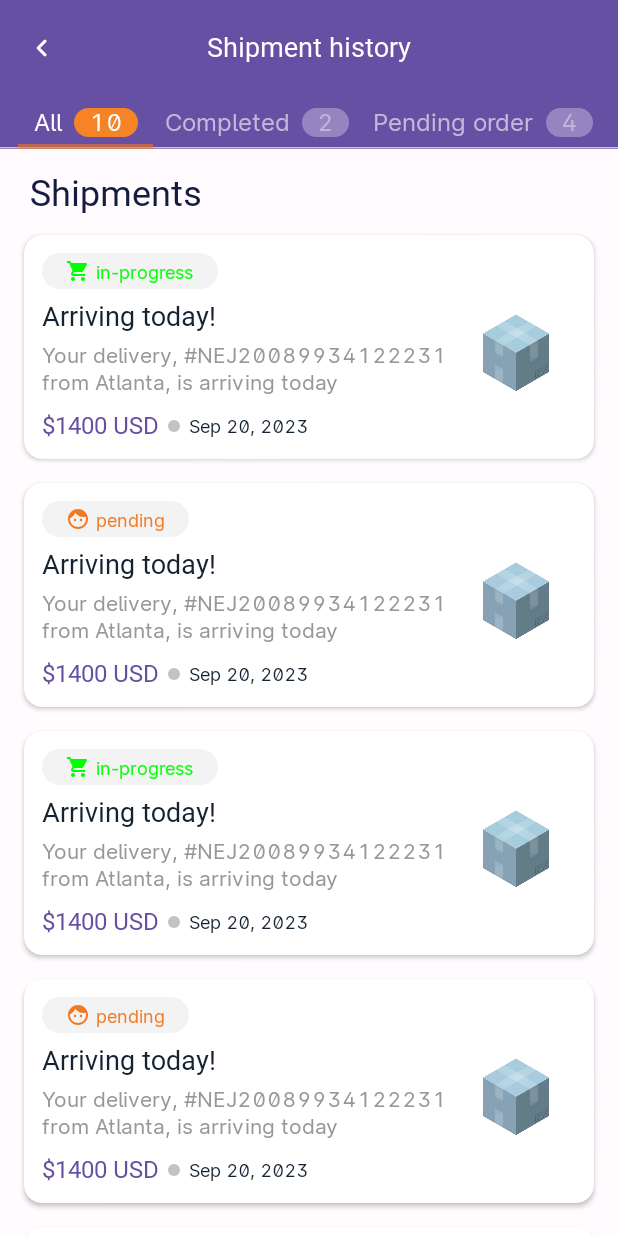
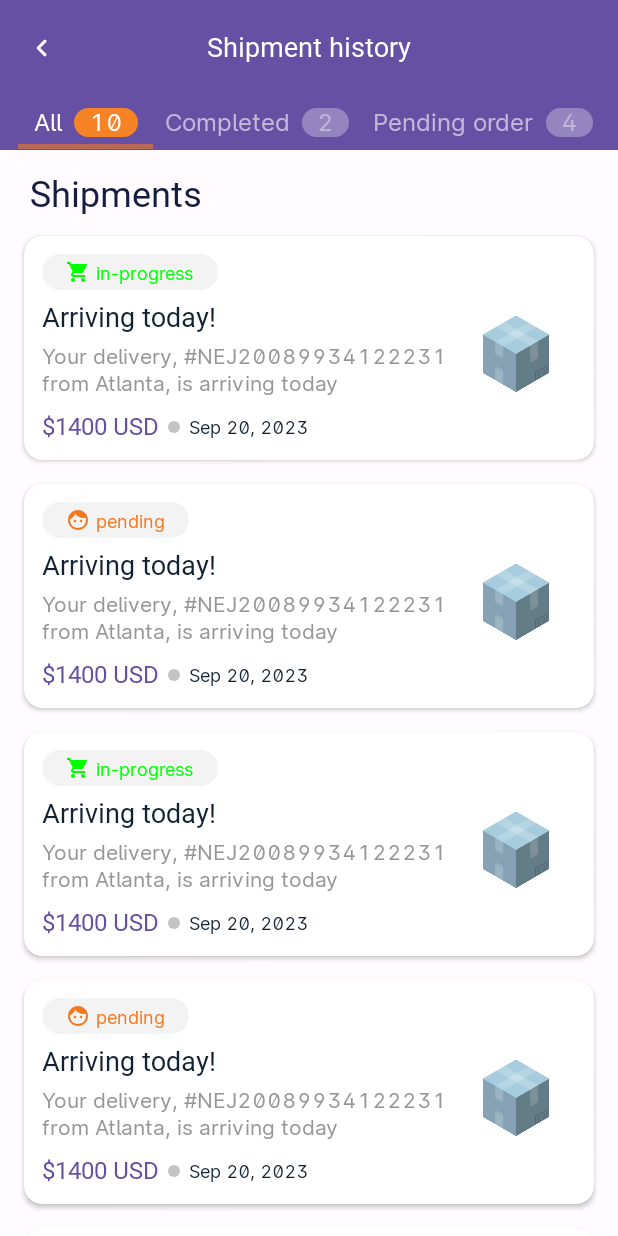
Before and after one commit to timkwali/Move_mate, an Android app built with Jetpack Compose: the ShipmentScreen screen opened through its navigation route, on a phone screen of 412 x 824 dp. Run offline under Robolectric (Android 15) with nearby library versions, the phone set to English and light mode, and no system bars; Roboto replaces fonts that are not available here.

Commit message:
refactor calculate top bar

```diff
--- a/app/src/main/java/com/timkwali/shipmentapp/BottomNavGraph.kt
+++ b/app/src/main/java/com/timkwali/shipmentapp/BottomNavGraph.kt
@@ -32,12 +32,12 @@
         }
 
         composable(route = BottomBarScreen.Search.route) {
-            SearchScreen(navController = navController, onBack = {  })
+            SearchScreen(navController = navController, onBack = { showBottomBar(true) })
             showBottomBar(false)
         }
 
         composable(route = BottomBarScreen.Calculate.route) {
-            CalculateScreen(navController = navController)
+            CalculateScreen(navController = navController, onBackClick = { showBottomBar(true) })
             showBottomBar(false)
         }
 
--- a/app/src/main/java/com/timkwali/shipmentapp/TitledAppBar.kt
+++ b/app/src/main/java/com/timkwali/shipmentapp/TitledAppBar.kt
@@ -3,6 +3,7 @@
 import androidx.compose.animation.AnimatedVisibility
 import androidx.compose.animation.core.LinearOutSlowInEasing
 import androidx.compose.animation.core.animateDpAsState
+import androidx.compose.animation.core.animateFloatAsState
 import androidx.compose.animation.core.tween
 import androidx.compose.animation.fadeIn
 import androidx.compose.animation.fadeOut
@@ -10,7 +11,12 @@
 import androidx.compose.animation.slideInVertically
 import androidx.compose.animation.slideOutHorizontally
 import androidx.compose.animation.slideOutVertically
+import androidx.compose.foundation.background
+import androidx.compose.foundation.layout.Column
+import androidx.compose.foundation.layout.Row
+import androidx.compose.foundation.layout.fillMaxWidth
 import androidx.compose.foundation.layout.height
+import androidx.compose.foundation.layout.padding
 import androidx.compose.material.icons.Icons
 import androidx.compose.material.icons.rounded.KeyboardArrowLeft
 import androidx.compose.material3.CenterAlignedTopAppBar
@@ -27,6 +33,8 @@
 import androidx.compose.runtime.remember
 import androidx.compose.runtime.setValue
 import androidx.compose.ui.Modifier
+import androidx.compose.ui.draw.drawBehind
+import androidx.compose.ui.geometry.Size
 import androidx.compose.ui.graphics.Color
 import androidx.compose.ui.text.font.FontWeight
 import androidx.compose.ui.tooling.preview.Preview
@@ -34,6 +42,7 @@
 import androidx.compose.ui.unit.dp
 import androidx.compose.ui.unit.sp
 import com.timkwali.shipmentapp.ui.features.shipment.CustomTabRow
+import com.timkwali.shipmentapp.ui.theme.Purple40
 
 @OptIn(ExperimentalMaterial3Api::class)
 @Composable
@@ -42,28 +51,18 @@
     animateTopBar: Boolean,
     onBackClick: ()-> Unit
 ) {
-    var animateAppBar by remember { mutableStateOf(false) }
-    val appBarHeight: Dp by animateDpAsState(
-        targetValue = if (animateAppBar) 55.dp else 185.dp,
-        animationSpec = tween(durationMillis = 500, easing = LinearOutSlowInEasing), label = "appBarHeight"
-    )
-
-    LaunchedEffect(key1 = "") {
-        animateAppBar = true
-    }
 
     CenterAlignedTopAppBar(
-//        modifier = Modifier.height(appBarHeight),
         title = {
         AnimatedVisibility(
             visible = animateTopBar,
             enter = slideInVertically(
                 initialOffsetY = { h -> h },
-                animationSpec = tween(durationMillis = 500)
+                animationSpec = tween(durationMillis = 1000)
             ) + fadeIn(
-                tween(500),
+                tween(1000),
             ),
-            exit = slideOutVertically(tween(durationMillis = 500)) + fadeOut(tween(500))
+            exit = slideOutVertically(tween(durationMillis = 1000)) + fadeOut(tween(1000))
         ) {
             Text(
                 text = title,
@@ -76,11 +75,11 @@
             visible = animateTopBar,
             enter = slideInHorizontally(
                 initialOffsetX = { w -> -w },
-                animationSpec = tween(durationMillis = 500)
+                animationSpec = tween(durationMillis = 1000)
             ) + fadeIn(
-                tween(500),
+                tween(1000),
             ),
-            exit = slideOutHorizontally(tween(durationMillis = 500)) + fadeOut(tween(500))
+            exit = slideOutHorizontally(tween(durationMillis = 1000)) + fadeOut(tween(1000))
         ) {
             IconButton(onClick = onBackClick) {
                 Icon(
--- a/app/src/main/java/com/timkwali/shipmentapp/ui/features/calculate/CalculateScreen.kt
+++ b/app/src/main/java/com/timkwali/shipmentapp/ui/features/calculate/CalculateScreen.kt
@@ -2,6 +2,7 @@
 
 import androidx.compose.animation.AnimatedVisibility
 import androidx.compose.animation.core.LinearOutSlowInEasing
+import androidx.compose.animation.core.animateDpAsState
 import androidx.compose.animation.core.tween
 import androidx.compose.animation.fadeIn
 import androidx.compose.animation.fadeOut
@@ -49,11 +50,14 @@
 import androidx.compose.ui.Alignment
 import androidx.compose.ui.Modifier
 import androidx.compose.ui.draw.clip
+import androidx.compose.ui.draw.drawBehind
 import androidx.compose.ui.draw.rotate
 import androidx.compose.ui.draw.shadow
+import androidx.compose.ui.geometry.Size
 import androidx.compose.ui.graphics.Color
 import androidx.compose.ui.res.painterResource
 import androidx.compose.ui.text.font.FontWeight
+import androidx.compose.ui.unit.Dp
 import androidx.compose.ui.unit.LayoutDirection
 import androidx.compose.ui.unit.dp
 import androidx.navigation.NavController
@@ -62,6 +66,7 @@
 import com.timkwali.shipmentapp.BottomBarScreen
 import com.timkwali.shipmentapp.R
 import com.timkwali.shipmentapp.ui.theme.DarkBlue
+import com.timkwali.shipmentapp.ui.theme.Purple40
 import com.timkwali.shipmentapp.ui.theme.grey
 import com.timkwali.shipmentapp.ui.theme.transparent
 import com.timkwali.shipmentapp.ui.utils.ContentAnimatedVisibility
@@ -70,7 +75,8 @@
 fun CalculateScreen(
     modifier: Modifier = Modifier,
     viewModel: CalculateViewModel = viewModel(),
-    navController: NavController
+    navController: NavController,
+    onBackClick: () -> Unit
 ) {
     var animateTopBar by remember { mutableStateOf(false) }
 
@@ -105,9 +111,21 @@
     navController: NavController,
     animateWholeBody: Boolean
 ) {
+    val topBarBgHeight: Dp by animateDpAsState(
+        targetValue = if (animateWholeBody) 0.dp else 185.dp,
+        animationSpec = tween(durationMillis = 1000, easing = LinearOutSlowInEasing), label = "tabBarYOffset"
+    )
+
     Column(
         Modifier.fillMaxHeight(),
     ) {
+        Box(
+            modifier = Modifier
+                .fillMaxWidth()
+                .background(color = MaterialTheme.colorScheme.primary)
+                .height(topBarBgHeight)
+        )
+
         AnimatedVisibility(
             visible = animateWholeBody,
             enter = slideInVertically(
@@ -168,7 +186,9 @@
                                 Icon(
                                     painter = painterResource(id = R.drawable.ic_panel),
                                     contentDescription = "",
-                                    modifier = Modifier.padding(horizontal = 8.dp).rotate(180f),
+                                    modifier = Modifier
+                                        .padding(horizontal = 8.dp)
+                                        .rotate(180f),
                                     tint = Color.Gray
                                 )
                             },
--- a/app/src/main/java/com/timkwali/shipmentapp/ui/features/home/AvailableVehiclsesSection.kt
+++ b/app/src/main/java/com/timkwali/shipmentapp/ui/features/home/AvailableVehiclsesSection.kt
@@ -121,6 +121,8 @@
                         contentDescription = "freight image",
                         modifier = Modifier
                             .fillMaxSize()
+                            .offset(x = 40.dp)
+                            .scale(1.5f)
                     )
                 }
             }
--- a/app/src/main/java/com/timkwali/shipmentapp/ui/features/home/HomeScreen.kt
+++ b/app/src/main/java/com/timkwali/shipmentapp/ui/features/home/HomeScreen.kt
@@ -17,6 +17,7 @@
 import androidx.navigation.NavController
 import androidx.navigation.NavHostController
 import com.timkwali.shipmentapp.BottomBarScreen
+import com.timkwali.shipmentapp.ui.features.calculate.CalculateScreen
 import com.timkwali.shipmentapp.ui.theme.DirtyWhite
 import com.timkwali.shipmentapp.ui.utils.AppBarAnimatedVisibility
 import com.timkwali.shipmentapp.ui.utils.ContentAnimatedVisibility
@@ -38,22 +39,23 @@
             isAppBarVisible = !isAppBarVisible
         }
 
-        var containerState by remember { mutableStateOf(ContainerState.SEARCH) }
+        var containerState by remember { mutableStateOf(ContainerState.HOME) }
         AnimatedContent(
             modifier = modifier,
             targetState = containerState,
             label = "container transform",
         ) { state ->
             when (state) {
-                ContainerState.SEARCH -> AppBarAnimatedVisibility(visibility = isAppBarVisible) {
+                ContainerState.HOME -> AppBarAnimatedVisibility(visibility = isAppBarVisible) {
                     TopSection(
                         onSearchClick = {
                             containerState = ContainerState.HOME
                             navController.navigate(BottomBarScreen.Search.route)
-                         }
+                        }
                     )
                 }
-                ContainerState.HOME -> SearchScreen(
+
+                ContainerState.SEARCH -> SearchScreen(
                     navController = navController,
                     onBack = {
                         containerState = ContainerState.SEARCH
@@ -62,6 +64,7 @@
                 )
             }
         }
+
 
 //        AppBarAnimatedVisibility(visibility = isAppBarVisible) {
 //            TopSection(
--- a/app/src/main/java/com/timkwali/shipmentapp/ui/features/home/SearchScreen.kt
+++ b/app/src/main/java/com/timkwali/shipmentapp/ui/features/home/SearchScreen.kt
@@ -3,8 +3,10 @@
 import androidx.compose.animation.AnimatedContent
 import androidx.compose.animation.ContentTransform
 import androidx.compose.animation.core.LinearOutSlowInEasing
+import androidx.compose.animation.core.animateDp
 import androidx.compose.animation.core.animateDpAsState
 import androidx.compose.animation.core.tween
+import androidx.compose.animation.core.updateTransition
 import androidx.compose.animation.fadeIn
 import androidx.compose.animation.fadeOut
 import androidx.compose.animation.slideInHorizontally
@@ -116,7 +118,7 @@
 ) {
     var animateAppBar by remember { mutableStateOf(false) }
     val appBarHeight: Dp by animateDpAsState(
-        targetValue = if (animateAppBar) 55.dp else 185.dp,
+        targetValue = if (animateAppBar) 55.dp else 180.dp,
         animationSpec = tween(durationMillis = 500, easing = LinearOutSlowInEasing), label = "appBarHeight"
     )
     val searchBarPosition by animateDpAsState(
--- a/app/src/main/java/com/timkwali/shipmentapp/ui/features/home/TopSection.kt
+++ b/app/src/main/java/com/timkwali/shipmentapp/ui/features/home/TopSection.kt
@@ -77,7 +77,7 @@
                     .clip(CircleShape),
                     contentAlignment = Alignment.Center
                 ){
-                    Image(painter = painterResource(id = R.drawable.person), contentDescription = "notification icon")
+                    Image(painter = painterResource(id = R.drawable.person), contentDescription = "profile picture")
                 }
                 Spacer(modifier = Modifier.width(10.dp))
                 Column(verticalArrangement = Arrangement.SpaceBetween, modifier = Modifier.height(40.dp)) {
@@ -121,35 +121,6 @@
 
 @Composable
 fun SearchArea(onSearchClick: () -> Unit) {
-//    Row(
-//        modifier = Modifier
-//            .background(color = Color.White, shape = RoundedCornerShape(30.dp))
-//            .fillMaxWidth()
-//            .height(56.dp)
-//            .clip(RoundedCornerShape(30.dp))
-//            .noRippleClickable { onSearchClick() },
-//        verticalAlignment = Alignment.CenterVertically,
-//    ) {
-//        Spacer(modifier = Modifier.width(15.dp))
-////        Icon(imageVector = Icons.Outlined.Search, tint = MaterialTheme.colorScheme.primary, contentDescription = "search icon", modifier = Modifier.size(20.dp))
-//        Icon(Icons.Outlined.Search, contentDescription = "Search")
-//        Text(
-//            text = "Enter the receipt number ...",
-//            modifier = Modifier
-//                .padding(start = 10.dp)
-//                .weight(1f)
-//                .background(color = transparent),
-//            style = MaterialTheme.typography.labelSmall.copy(fontSize = 14.sp)
-//        )
-//        Box(modifier = Modifier
-//            .background(orange, shape = CircleShape)
-//            .size(40.dp)
-//            .clip(CircleShape),
-//            contentAlignment = Alignment.Center
-//        ) {
-//            Icon(painter = painterResource(id = R.drawable.ic_flip), contentDescription = "flip", tint = Color.White, modifier = Modifier.rotate(90f))
-//        }
-//        Spacer(modifier = Modifier.width(5.dp))
         TextField(
             enabled = false,
             value = "", onValueChange = {},
--- a/app/src/main/java/com/timkwali/shipmentapp/ui/features/shipment/CustomTabRow.kt
+++ b/app/src/main/java/com/timkwali/shipmentapp/ui/features/shipment/CustomTabRow.kt
@@ -23,12 +23,14 @@
 import com.timkwali.shipmentapp.ui.utils.bounceClick
 
 @Composable
-fun CustomTabRow(selectedId: MutableIntState) {
+fun CustomTabRow(selectedId: MutableIntState, modifier: Modifier = Modifier) {
     ScrollableTabRow(
+        modifier = modifier,
         selectedTabIndex = selectedId.intValue,
         containerColor = MaterialTheme.colorScheme.primary,
         contentColor = Color.White,
         edgePadding = 12.dp,
+        divider = {},
         indicator = { tabPositions ->
             if (selectedId.intValue < tabPositions.size) {
                 TabRowDefaults.Indicator(
--- a/app/src/main/java/com/timkwali/shipmentapp/ui/features/shipment/ShipmentScreen.kt
+++ b/app/src/main/java/com/timkwali/shipmentapp/ui/features/shipment/ShipmentScreen.kt
@@ -2,6 +2,7 @@
 
 import androidx.compose.animation.AnimatedVisibility
 import androidx.compose.animation.core.LinearOutSlowInEasing
+import androidx.compose.animation.core.animateDpAsState
 import androidx.compose.animation.core.tween
 import androidx.compose.animation.fadeIn
 import androidx.compose.animation.fadeOut
@@ -12,12 +13,15 @@
 import androidx.compose.foundation.ExperimentalFoundationApi
 import androidx.compose.foundation.background
 import androidx.compose.foundation.layout.Arrangement
+import androidx.compose.foundation.layout.Box
 import androidx.compose.foundation.layout.Column
 import androidx.compose.foundation.layout.PaddingValues
 import androidx.compose.foundation.layout.Row
 import androidx.compose.foundation.layout.Spacer
 import androidx.compose.foundation.layout.fillMaxSize
 import androidx.compose.foundation.layout.fillMaxWidth
+import androidx.compose.foundation.layout.height
+import androidx.compose.foundation.layout.offset
 import androidx.compose.foundation.layout.padding
 import androidx.compose.foundation.layout.size
 import androidx.compose.foundation.lazy.LazyColumn
@@ -37,6 +41,7 @@
 import androidx.compose.ui.Alignment
 import androidx.compose.ui.Modifier
 import androidx.compose.ui.text.font.FontWeight
+import androidx.compose.ui.unit.Dp
 import androidx.compose.ui.unit.dp
 import androidx.compose.ui.unit.sp
 import androidx.lifecycle.viewmodel.compose.viewModel
@@ -82,6 +87,14 @@
     var isContentVisible by remember { mutableStateOf(false) }
     var isCustomRowVisible by remember { mutableStateOf(false) }
     var isWholeContentVisible by remember { mutableStateOf(false) }
+    val tabBarYOffset: Dp by animateDpAsState(
+        targetValue = if (isWholeContentVisible) 0.dp else (-30).dp,
+        animationSpec = tween(durationMillis = 1000, easing = LinearOutSlowInEasing), label = "tabBarYOffset"
+    )
+    val topBarBgHeight: Dp by animateDpAsState(
+        targetValue = if (isWholeContentVisible) 36.dp else 185.dp,
+        animationSpec = tween(durationMillis = 1000, easing = LinearOutSlowInEasing), label = "tabBarYOffset"
+    )
 
     val pagerState = rememberPagerState(
         initialPage = 0,
@@ -112,22 +125,27 @@
             top = paddingValues.calculateTopPadding()
         )
     ) {
-        Row(
+        Box(
             modifier = Modifier
                 .fillMaxWidth()
                 .background(color = MaterialTheme.colorScheme.primary)
+                .height(topBarBgHeight)
         ) {
+            Row() {
                 AnimatedVisibility(
                     visible = isCustomRowVisible,
                     enter = slideInHorizontally(
                         initialOffsetX = { w -> w },
-                    animationSpec = tween(durationMillis = 500)
+                        animationSpec = tween(durationMillis = 1000)
                     ) + fadeIn(
-                    tween(500),
+                        tween(1000),
                     ),
-                exit = slideOutHorizontally(tween(durationMillis = 500)) + fadeOut(tween(500))
+                    exit = slideOutHorizontally(tween(durationMillis = 1000)) + fadeOut(tween(1000))
                 ) {
-                CustomTabRow(selectedId)
+                    CustomTabRow(selectedId, modifier = Modifier
+                    .offset(y = tabBarYOffset)
+                    )
+                }
             }
         }
 
```
Lines whose indentation alone changed are shown as unchanged.
